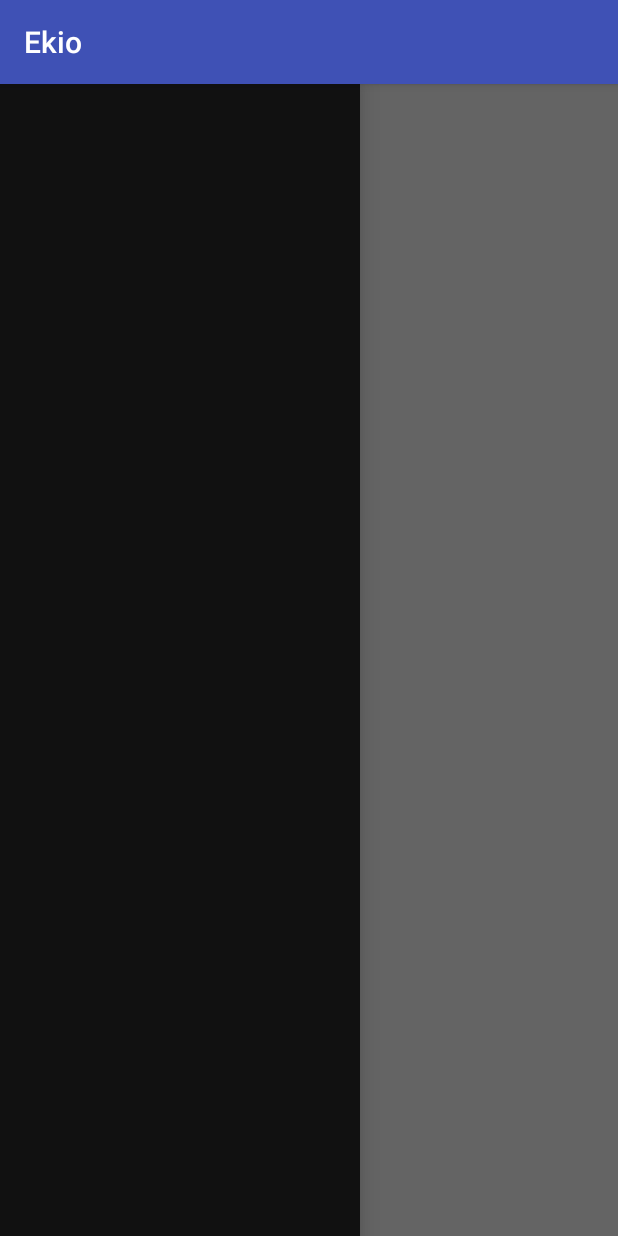
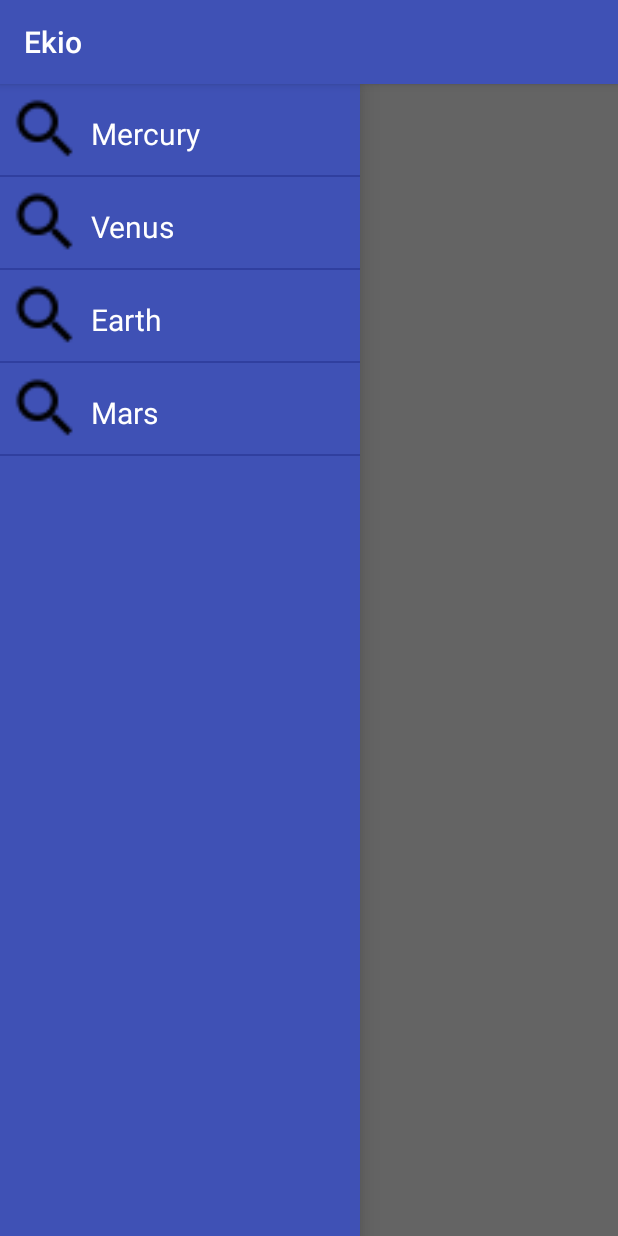
Before and after one commit to remimeunier/-PI-Ekio, an Android app: the screen it shows after launch (MainActivity), with the side drawer open, on a phone screen of 412 x 824 dp. Run offline under Robolectric (Android 15) with nearby library versions, the phone set to English and light mode, and no system bars.

Commit message:
displaying menu without icon

```diff
--- a/app/src/main/java/com/example/remi/ekio/MainActivity.java
+++ b/app/src/main/java/com/example/remi/ekio/MainActivity.java
@@ -2,14 +2,30 @@ package com.example.remi.ekio;
 
 import android.support.v7.app.AppCompatActivity;
 import android.os.Bundle;
+import android.support.v4.widget.DrawerLayout;
+import android.widget.ListView;
+import android.widget.ArrayAdapter;
 
 public class MainActivity extends AppCompatActivity {
+
+    private String[] mPlanetTitles;
+    private DrawerLayout mDrawerLayout;
+    private ListView mDrawerList;
 
     @Override
     protected void onCreate(Bundle savedInstanceState) {
         super.onCreate(savedInstanceState);
         setContentView(R.layout.activity_main);
 
-        //test
+        mPlanetTitles = getResources().getStringArray(R.array.planets_array);
+        mDrawerLayout = (DrawerLayout) findViewById(R.id.drawer_layout);
+        mDrawerList = (ListView) findViewById(R.id.left_drawer);
+
+        // Set the adapter for the list view
+        mDrawerList.setAdapter(new ArrayAdapter<String>(this,
+                R.layout.menu_item, R.id.Itemname, mPlanetTitles));
+        // Set the list's click listener
+        //mDrawerList.setOnItemClickListener(new DrawerItemClickListener());
+
     }
 }
--- a/app/src/main/res/layout/activity_main.xml
+++ b/app/src/main/res/layout/activity_main.xml
@@ -14,7 +14,7 @@
         android:layout_height="match_parent"
         android:layout_gravity="start"
         android:choiceMode="singleChoice"
-        android:divider="@android:color/transparent"
-        android:dividerHeight="0dp"
-        android:background="#111"/>
+        android:divider="@color/colorPrimaryDark"
+        android:dividerHeight="1dp"
+        android:background="@color/colorPrimary"/>
 </android.support.v4.widget.DrawerLayout>
--- /dev/null
+++ b/app/src/main/res/layout/menu_item.xml
@@ -0,0 +1,27 @@
+<?xml version="1.0" encoding="utf-8"?>
+<LinearLayout xmlns:android="http://schemas.android.com/apk/res/android"
+    android:layout_width="fill_parent"
+    android:layout_height="fill_parent"
+    android:orientation="horizontal" >
+    <ImageView
+        android:id="@+id/icon"
+        android:layout_width="50dp"
+        android:layout_height="50dp"
+        android:layout_marginBottom="5dp"
+        android:layout_marginLeft="5dp"
+        android:layout_marginRight="5dp"
+        android:layout_marginTop="5dp"
+        android:src="@drawable/ic_search" />
+    <TextView
+        android:id="@+id/Itemname"
+        android:layout_width="wrap_content"
+        android:layout_height="match_parent"
+        android:textSize="20sp"
+        android:paddingTop="5dp"
+        android:textColor="#ffffff"
+        android:gravity="center_vertical"
+        android:paddingRight="40dp"
+        android:layout_toRightOf="@id/icon"
+        android:minHeight="?android:attr/listPreferredItemHeightSmall"
+        android:textAppearance="?android:attr/textAppearanceListItemSmall"/>
+</LinearLayout>
--- a/app/src/main/res/values/strings.xml
+++ b/app/src/main/res/values/strings.xml
@@ -1,3 +1,9 @@
 <resources>
     <string name="app_name">Ekio</string>
+    <string-array name="planets_array"> // name of the string array
+        <item>Mercury</item> // items
+        <item>Venus</item>
+        <item>Earth</item>
+        <item>Mars</item>
+    </string-array>
 </resources>
```
Also changed, not shown: app/src/main/res/drawable-hdpi/ic_action_name.png (added), app/src/main/res/drawable-hdpi/ic_search.png (added), app/src/main/res/drawable-mdpi/ic_action_name.png (added), app/src/main/res/drawable-mdpi/ic_search.png (added), app/src/main/res/drawable-xhdpi/ic_action_name.png (added), app/src/main/res/drawable-xhdpi/ic_search.png (added), app/src/main/res/drawable-xxhdpi/ic_action_name.png (added), app/src/main/res/drawable-xxhdpi/ic_search.png (added), app/src/main/res/drawable-xxxhdpi/ic_search.png (added).
